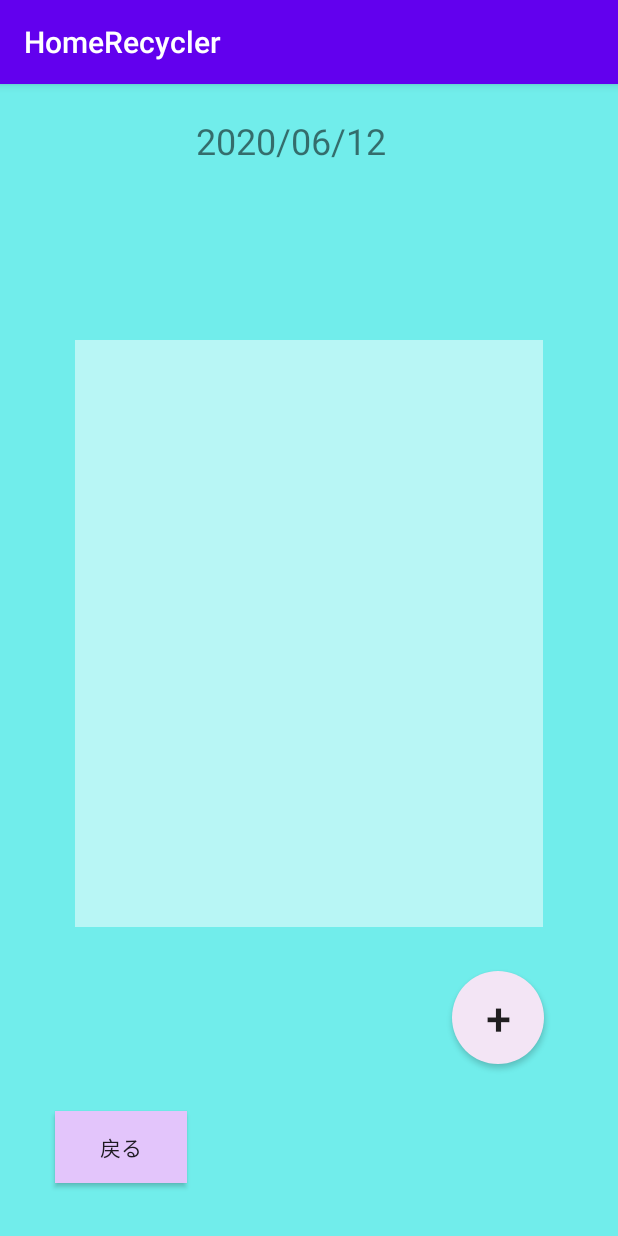
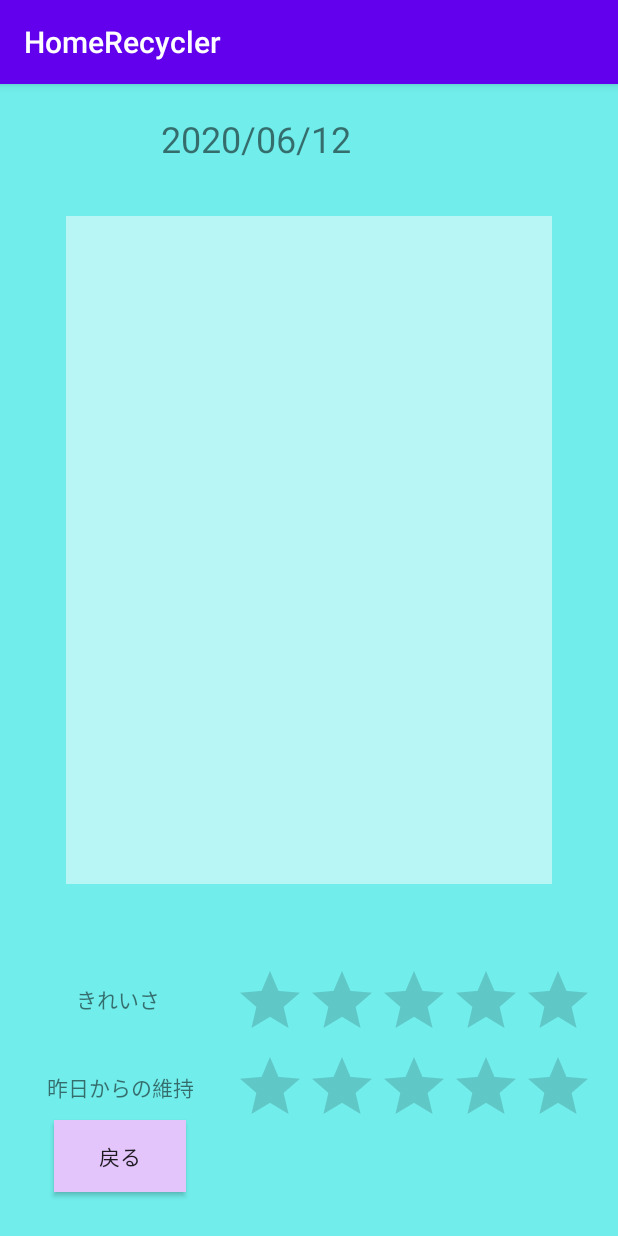
Before and after one commit to asa-ko/HomeRecycler617___, an Android app: the RegisterActivity screen opened directly, with no data from a screen before it, on a phone screen of 412 x 824 dp. Run offline under Robolectric (Android 15) with nearby library versions, the phone set to English and light mode, and no system bars; libraries missing offline, so code that uses them is left out: io.realm; 4 statements that could not run were skipped.

Commit message:
homerecycler6/12__

```diff
--- a/app/src/main/AndroidManifest.xml
+++ b/app/src/main/AndroidManifest.xml
@@ -10,7 +10,8 @@
         android:roundIcon="@mipmap/ic_launcher_round"
         android:supportsRtl="true"
         android:theme="@style/AppTheme">
-        <activity android:name=".RegisterActivity"></activity>
+        <activity android:name=".ShowActivity"></activity>
+        <activity android:name=".RegisterActivity" />
         <activity android:name=".MainActivity">
             <intent-filter>
                 <action android:name="android.intent.action.MAIN" />
--- a/app/src/main/java/app/shigenawa/ass/homerecycler/RegisterActivity.kt
+++ b/app/src/main/java/app/shigenawa/ass/homerecycler/RegisterActivity.kt
@@ -6,10 +6,7 @@ import android.net.Uri
 import androidx.appcompat.app.AppCompatActivity
 import android.os.Bundle
 import android.view.View
-import android.widget.Button
-import android.widget.ImageView
-import android.widget.TimePicker
-import android.widget.Toast
+import android.widget.*
 import com.google.android.material.snackbar.Snackbar
 import io.realm.Realm
 import kotlinx.android.synthetic.main.activity_register.*
@@ -50,8 +47,8 @@ class RegisterActivity : AppCompatActivity() {
 
 
 
-        val button=findViewById<Button>(R.id.button)
-        button.setOnClickListener {
+        val button=findViewById<ImageButton>(R.id.imageView)
+        imageView.setOnClickListener {
             selectPhoto()
         }
 
@@ -62,7 +59,13 @@ class RegisterActivity : AppCompatActivity() {
 
             startActivity(homePage)
             finish()
+
+
         }
+
+
+
+
     }
     override fun onDestroy() {
         super.onDestroy()
@@ -80,6 +83,9 @@ class RegisterActivity : AppCompatActivity() {
                 newdate.timeData=date
             }
         }
+        val showPage=Intent(this,ShowActivity::class.java)
+        showPage.putExtra("date",date)
+        //showPage.putExtra("imageUri",uri)
     }
 
 
@@ -96,7 +102,9 @@ class RegisterActivity : AppCompatActivity() {
 
              //   val newTimeData: Time=realm.createObject(Time::class.java)
                 //   newTimeData.timeData=timeData
-
+                val showPage=Intent(this,ShowActivity::class.java)
+                //showPage.putExtra("date",DataFormat)
+                showPage.putExtra("imageUri",uri)
             }
             Snackbar.make(imageView,"保存しました", Snackbar.LENGTH_SHORT).show()
         }
--- a/app/src/main/res/layout/activity_register.xml
+++ b/app/src/main/res/layout/activity_register.xml
@@ -7,45 +7,29 @@
     android:background="#71EDEB"
     tools:context=".MainActivity">
 
-    <ImageView
+    <ImageButton
         android:id="@+id/imageView"
-        android:layout_width="312dp"
-        android:layout_height="391dp"
-        android:layout_marginStart="55dp"
+        android:layout_width="0dp"
+        android:layout_height="0dp"
+        android:layout_marginStart="44dp"
         android:layout_marginTop="68dp"
-        android:layout_marginEnd="55dp"
-        android:layout_marginBottom="235dp"
+        android:layout_marginEnd="44dp"
+        android:layout_marginBottom="66dp"
         android:background="#80FFFFFF"
         android:scaleType="centerCrop"
-        app:layout_constraintBottom_toBottomOf="parent"
+        app:layout_constraintBottom_toTopOf="@+id/textView3"
         app:layout_constraintEnd_toEndOf="parent"
         app:layout_constraintStart_toStartOf="parent"
-        app:layout_constraintTop_toBottomOf="@+id/dateShowText" />
-
-    <Button
-        android:id="@+id/button"
-        android:layout_width="61dp"
-        android:layout_height="62dp"
-        android:layout_marginEnd="49dp"
-        android:layout_marginBottom="85dp"
-        android:background="@drawable/background_rounded"
-        android:text="+"
-        android:textSize="30sp"
-        app:layout_constraintBottom_toBottomOf="parent"
-        app:layout_constraintEnd_toEndOf="parent"
-        app:layout_constraintTop_toBottomOf="@+id/imageView" />
+        app:layout_constraintTop_toTopOf="@+id/dateShowText" />
 
     <TextView
         android:id="@+id/dateShowText"
-        android:layout_width="150dp"
-        android:layout_height="40dp"
-        android:layout_marginTop="50dp"
-        android:layout_marginBottom="41dp"
+        android:layout_width="wrap_content"
+        android:layout_height="wrap_content"
+        android:layout_marginStart="107dp"
+        android:layout_marginTop="20dp"
         android:text="月日"
         android:textSize="24sp"
-        app:layout_constraintBottom_toTopOf="@+id/imageView"
-        app:layout_constraintEnd_toEndOf="parent"
-        app:layout_constraintHorizontal_bias="0.498"
         app:layout_constraintStart_toStartOf="parent"
         app:layout_constraintTop_toTopOf="parent" />
 
@@ -53,15 +37,49 @@
         android:id="@+id/backButton"
         android:layout_width="wrap_content"
         android:layout_height="wrap_content"
-        android:layout_marginStart="36dp"
-        android:layout_marginTop="121dp"
-        android:layout_marginEnd="287dp"
-        android:layout_marginBottom="34dp"
+        android:layout_marginTop="11dp"
+        android:layout_marginEnd="5dp"
         android:background="#E3C5FB"
         android:text="戻る"
+        app:layout_constraintEnd_toEndOf="@+id/textView4"
+        app:layout_constraintTop_toBottomOf="@+id/textView4" />
+
+    <RatingBar
+        android:id="@+id/ratingBar3"
+        android:layout_width="wrap_content"
+        android:layout_height="wrap_content"
+        app:layout_constraintStart_toStartOf="@+id/ratingBar4"
+        app:layout_constraintTop_toBottomOf="@+id/ratingBar4" />
+
+    <RatingBar
+        android:id="@+id/ratingBar4"
+        android:layout_width="wrap_content"
+        android:layout_height="wrap_content"
+        android:layout_marginEnd="16dp"
+        android:layout_marginBottom="123dp"
         app:layout_constraintBottom_toBottomOf="parent"
-        app:layout_constraintEnd_toEndOf="parent"
+        app:layout_constraintEnd_toEndOf="parent" />
+
+    <TextView
+        android:id="@+id/textView3"
+        android:layout_width="wrap_content"
+        android:layout_height="wrap_content"
+        android:layout_marginStart="20dp"
+        android:layout_marginEnd="18dp"
+        android:layout_marginBottom="37dp"
+        android:text="きれいさ"
+        app:layout_constraintBottom_toTopOf="@+id/textView4"
+        app:layout_constraintEnd_toEndOf="@+id/backButton"
+        app:layout_constraintStart_toStartOf="@+id/textView4" />
+
+    <TextView
+        android:id="@+id/textView4"
+        android:layout_width="wrap_content"
+        android:layout_height="wrap_content"
+        android:layout_marginStart="31dp"
+        android:layout_marginTop="13dp"
+        android:text="昨日からの維持"
         app:layout_constraintStart_toStartOf="parent"
-        app:layout_constraintTop_toBottomOf="@+id/imageView" />
+        app:layout_constraintTop_toTopOf="@+id/ratingBar3" />
 
 </androidx.constraintlayout.widget.ConstraintLayout>
```
Also changed, not shown: app/src/main/java/app/shigenawa/ass/homerecycler/MainActivity.kt (+10 -1 lines), app/src/main/java/app/shigenawa/ass/homerecycler/ShowActivity.kt (added, +30 -0 lines), app/src/main/res/layout/activity_show.xml (added, +87 -0 lines), app/src/main/res/layout/activity_show2.xml (added, +9 -0 lines).
